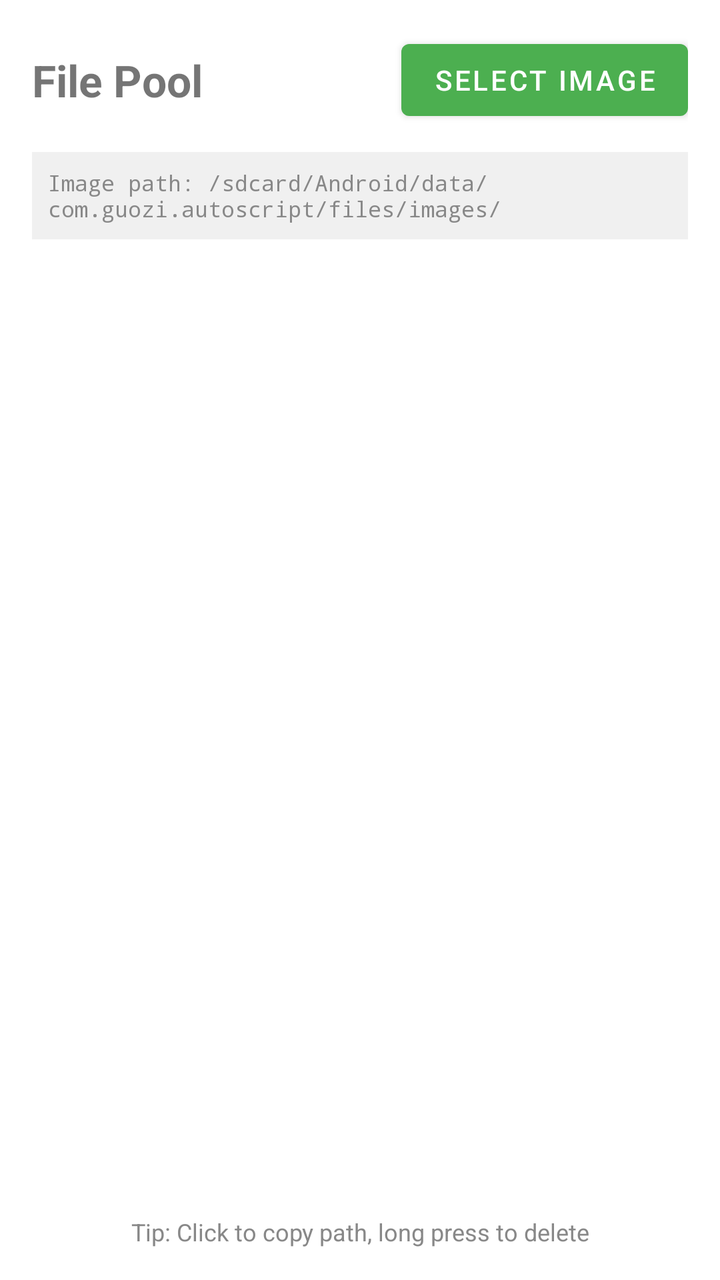
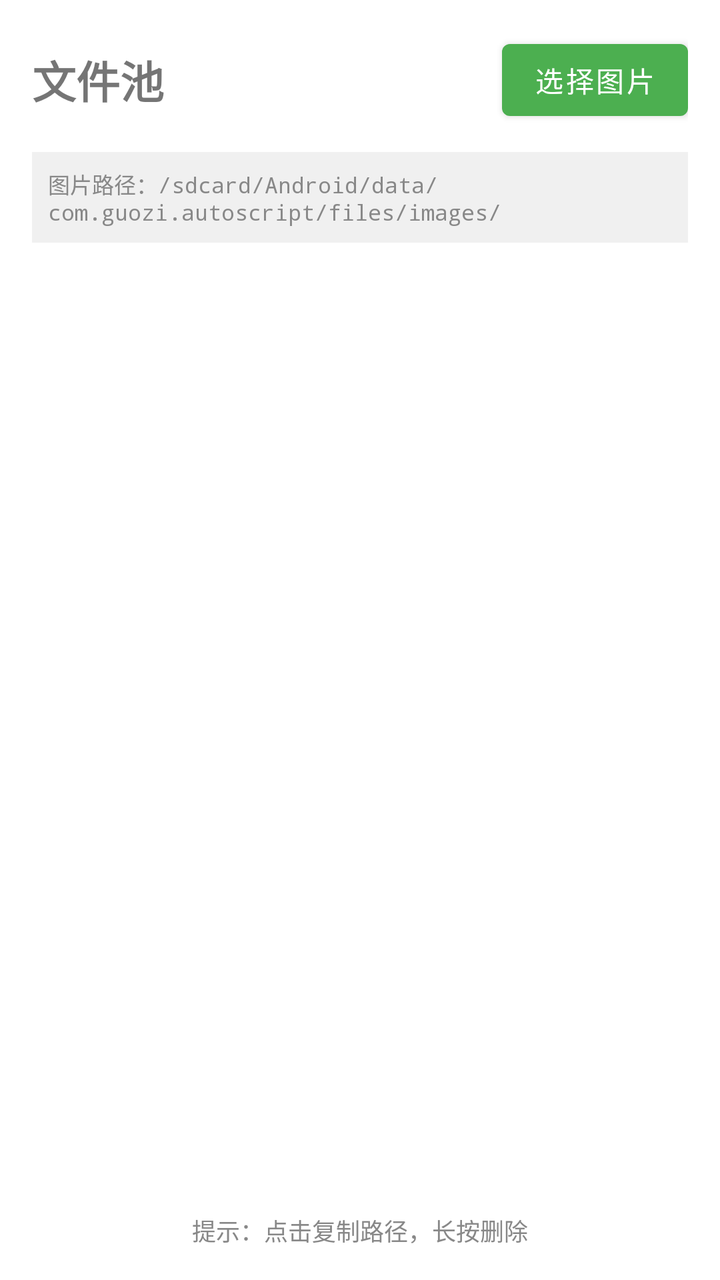

An Android layout rendered at two revisions. The XML below is the earlier revision; the diff shows what the commit changed to produce the second picture.
<!-- AndroidManifest.xml: application theme Theme.AutoScript -->
<!-- res/layout/activity_file_pool.xml -->
<?xml version="1.0" encoding="utf-8"?>
<LinearLayout xmlns:android="http://schemas.android.com/apk/res/android"
    xmlns:tools="http://schemas.android.com/tools"
    android:layout_width="match_parent"
    android:layout_height="match_parent"
    android:orientation="vertical"
    android:padding="16dp"
    tools:ignore="HardcodedText">

    <LinearLayout
        android:layout_width="match_parent"
        android:layout_height="wrap_content"
        android:orientation="horizontal"
        android:gravity="center_vertical"
        android:paddingBottom="12dp">

        <TextView
            android:layout_width="0dp"
            android:layout_height="wrap_content"
            android:layout_weight="1"
            android:text="File Pool"
            android:textSize="22sp"
            android:textStyle="bold" />

        <Button
            android:id="@+id/btnSelectImage"
            android:layout_width="wrap_content"
            android:layout_height="wrap_content"
            android:text="Select Image" />
    </LinearLayout>

    <TextView
        android:id="@+id/tvImagePath"
        android:layout_width="match_parent"
        android:layout_height="wrap_content"
        android:text="@string/file_pool_path_hint"
        android:textSize="11sp"
        android:textColor="#888888"
        android:paddingBottom="8dp"
        android:fontFamily="monospace"
        android:background="#F0F0F0"
        android:padding="8dp" />

    <TextView
        android:id="@+id/tvEmpty"
        android:layout_width="match_parent"
        android:layout_height="wrap_content"
        android:text="@string/file_pool_empty"
        android:textSize="14sp"
        android:textColor="#999999"
        android:gravity="center"
        android:padding="32dp"
        android:visibility="gone" />

    <androidx.recyclerview.widget.RecyclerView
        android:id="@+id/recyclerImages"
        android:layout_width="match_parent"
        android:layout_height="0dp"
        android:layout_weight="1"
        android:clipToPadding="false" />

    <TextView
        android:layout_width="match_parent"
        android:layout_height="wrap_content"
        android:text="@string/file_pool_tip"
        android:textSize="12sp"
        android:textColor="#888888"
        android:gravity="center"
        android:paddingTop="8dp" />

</LinearLayout>
<!-- resources referenced by this layout -->
<resources>
  <string name="file_pool_empty">No images yet, click Select Image to import</string>
  <string name="file_pool_path_hint">Image path: /sdcard/Android/data/com.guozi.autoscript/files/images/</string>
  <string name="file_pool_tip">Tip: Click to copy path, long press to delete</string>
  <style name="Theme.AutoScript" parent="Theme.MaterialComponents.DayNight.DarkActionBar">
          <item name="colorPrimary">#4CAF50</item>
          <item name="colorPrimaryVariant">#388E3C</item>
          <item name="colorOnPrimary">#FFFFFF</item>
          <item name="colorSecondary">#FF9800</item>
          <item name="colorSecondaryVariant">#F57C00</item>
          <item name="colorOnSecondary">#000000</item>
      </style>
</resources>

<!-- the commit's change to res/layout/activity_file_pool.xml (unified diff, before → after) -->
@@ -18,7 +18,7 @@
             android:layout_width="0dp"
             android:layout_height="wrap_content"
             android:layout_weight="1"
-            android:text="File Pool"
+            android:text="@string/file_pool"
             android:textSize="22sp"
             android:textStyle="bold" />
 
@@ -26,7 +26,7 @@
             android:id="@+id/btnSelectImage"
             android:layout_width="wrap_content"
             android:layout_height="wrap_content"
-            android:text="Select Image" />
+            android:text="@string/file_pool_select_image" />
     </LinearLayout>
 
     <TextView
<!-- resource entries referenced after the edit -->
@@ -1,8 +1,10 @@
 <!-- resources referenced by this layout -->
 <resources>
-  <string name="file_pool_empty">No images yet, click Select Image to import</string>
-  <string name="file_pool_path_hint">Image path: /sdcard/Android/data/com.guozi.autoscript/files/images/</string>
-  <string name="file_pool_tip">Tip: Click to copy path, long press to delete</string>
+  <string name="file_pool">文件池</string>
+  <string name="file_pool_empty">还没有图片，点击“选择图片”导入</string>
+  <string name="file_pool_path_hint">图片路径：/sdcard/Android/data/com.guozi.autoscript/files/images/</string>
+  <string name="file_pool_select_image">选择图片</string>
+  <string name="file_pool_tip">提示：点击复制路径，长按删除</string>
   <style name="Theme.AutoScript" parent="Theme.MaterialComponents.DayNight.DarkActionBar">
           <item name="colorPrimary">#4CAF50</item>
           <item name="colorPrimaryVariant">#388E3C</item>
